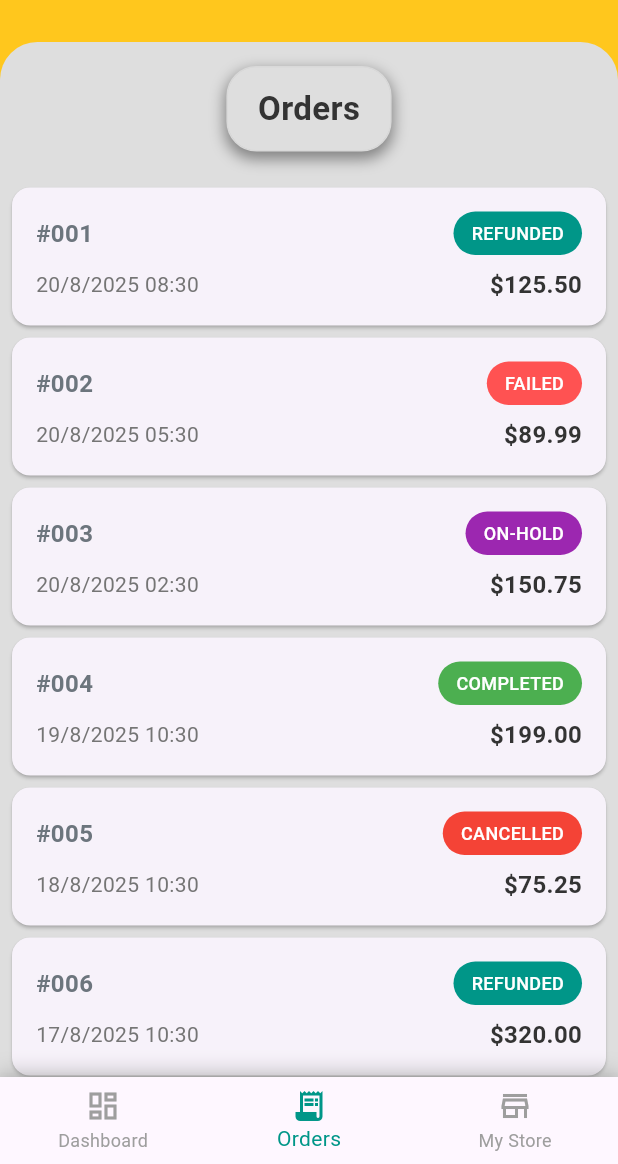
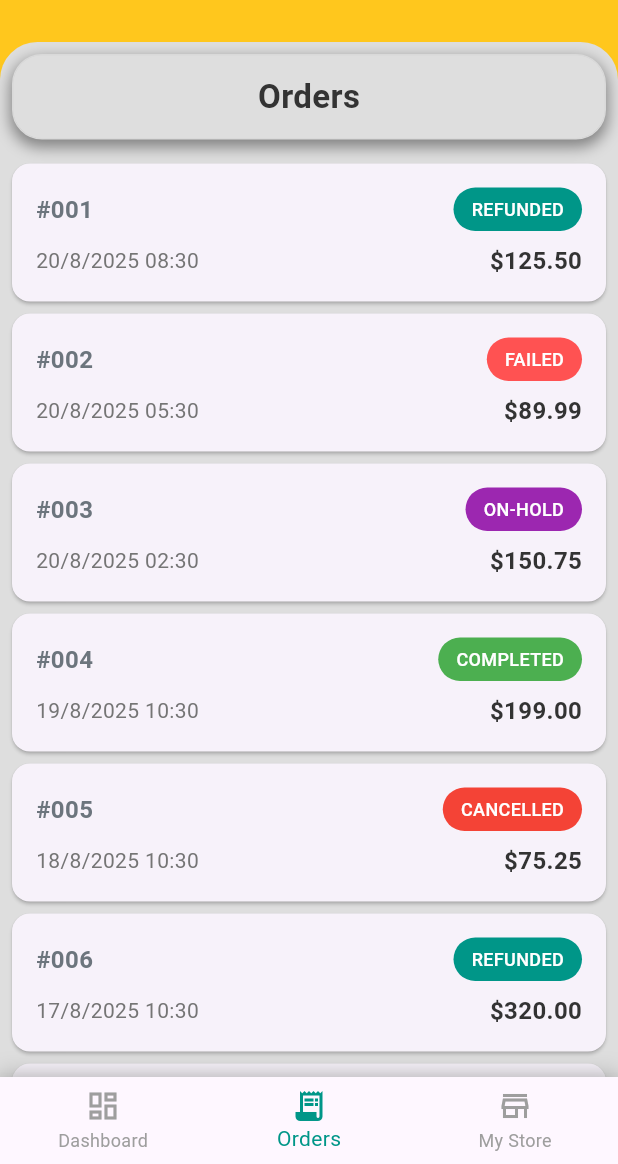
Before and after one commit to medazizarbi/tdiscount_vendor, a Flutter app: the screen it shows after launch, on a phone screen of 412 x 824 dp, the part 72-1236 px from its top. Run offline on Flutter 3.47's test engine with Material 3 defaults, Android fonts, the phone set to English and light mode, and no system bars.

Commit message:
update screen title container
Refactor padding and alignment in ScreenContainer title section for improved layout

```diff
--- a/lib/utils/widgets/screen_container.dart
+++ b/lib/utils/widgets/screen_container.dart
@@ -36,9 +36,10 @@ class ScreenContainer extends StatelessWidget {
                 children: [
                   // Title Container with styled background
                   Padding(
-                    padding: const EdgeInsets.symmetric(
-                        horizontal: 16.0, vertical: 16.0),
+                    padding:
+                        const EdgeInsets.all(8.0), // 8px padding from edges
                     child: Container(
+                      width: double.infinity, // Expand to full width
                       padding: const EdgeInsets.symmetric(
                           horizontal: 20.0, vertical: 12.0),
                       decoration: BoxDecoration(
@@ -69,11 +70,8 @@ class ScreenContainer extends StatelessWidget {
                           width: 1,
                         ),
                       ),
-                      child: Row(
-                        mainAxisAlignment: MainAxisAlignment.center,
-                        mainAxisSize: MainAxisSize.min,
-                        children: [
-                          Text(
+                      child: Center(
+                        child: Text(
                           title,
                           style: TextStyle(
                             fontSize: 22,
@@ -85,7 +83,6 @@ class ScreenContainer extends StatelessWidget {
                             ),
                           ),
                         ),
-                        ],
                       ),
                     ),
                   ),
```
Lines whose indentation alone changed are shown as unchanged.
